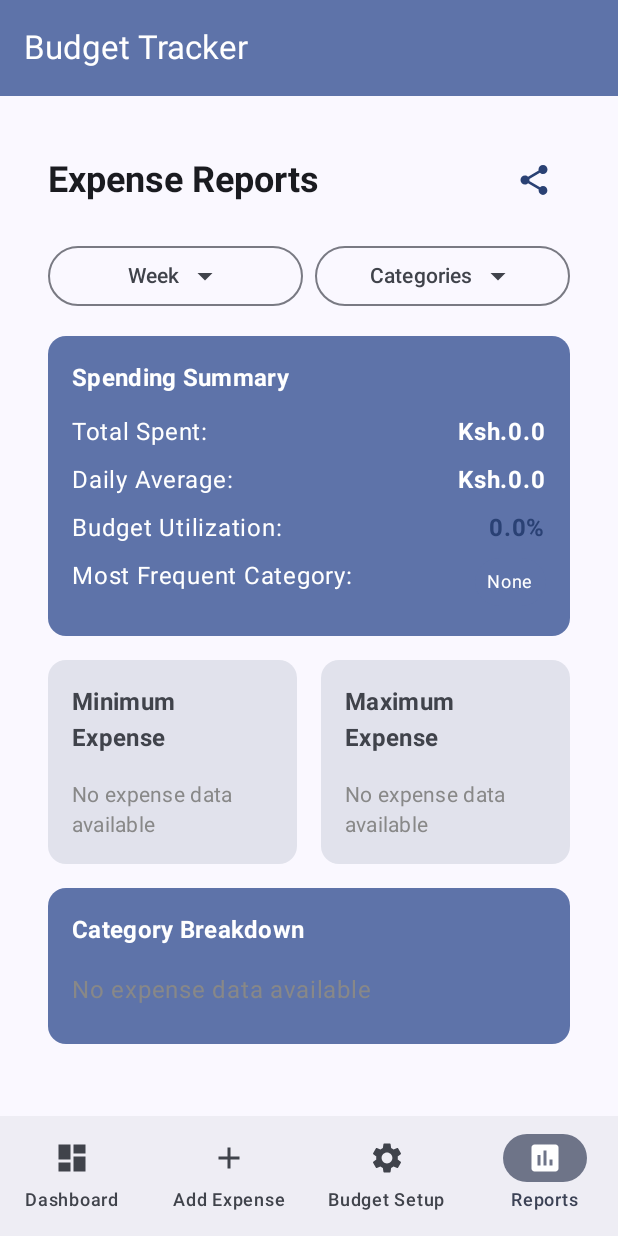
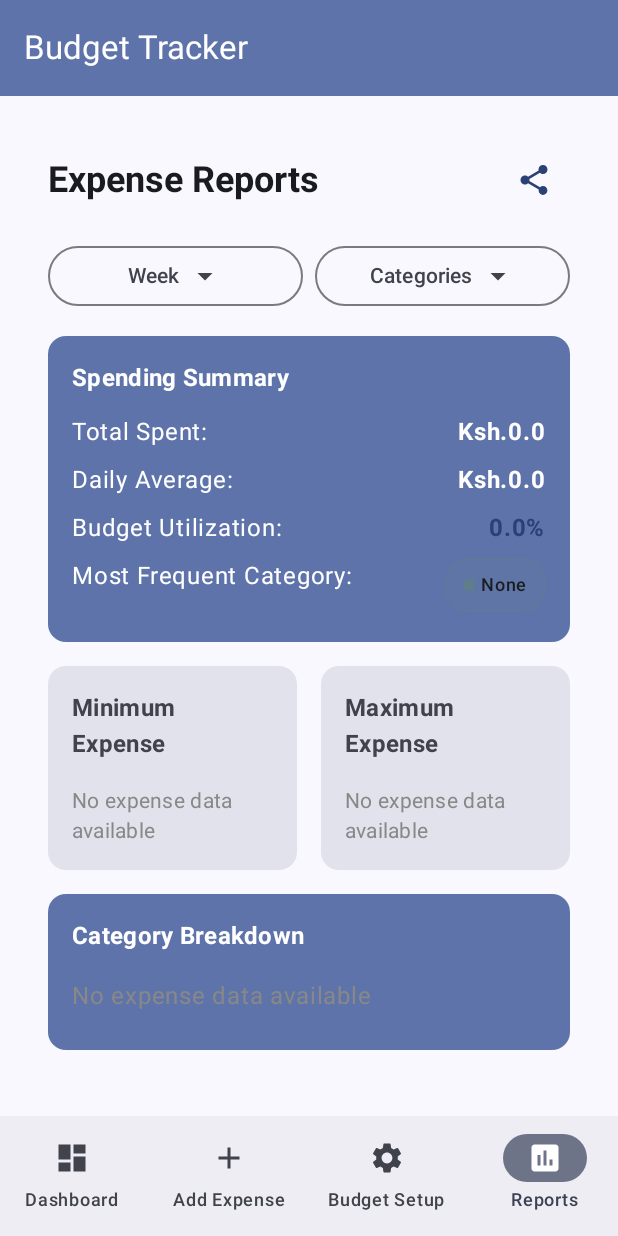
Before and after one commit to mausieliud/Budget_App, an Android app built with Jetpack Compose: the screen it shows after launch (MainActivity), item 4 of the bottom bar chosen, on a phone screen of 412 x 824 dp. Run offline under Robolectric (Android 15) with nearby library versions, the phone set to English and light mode, and no system bars.

Commit message:
Added DonutChart,for category and improved category Parsing logic

```diff
--- a/app/src/main/java/com/example/logic3/Interface/ExpenseandCategory.kt
+++ b/app/src/main/java/com/example/logic3/Interface/ExpenseandCategory.kt
@@ -1,6 +1,7 @@
 package com.example.logic3.Interface
 
 import androidx.compose.foundation.background
+import androidx.compose.foundation.border
 import androidx.compose.foundation.clickable
 import androidx.compose.foundation.layout.Arrangement
 import androidx.compose.foundation.layout.Box
@@ -11,7 +12,9 @@ import androidx.compose.foundation.layout.fillMaxSize
 import androidx.compose.foundation.layout.fillMaxWidth
 import androidx.compose.foundation.layout.height
 import androidx.compose.foundation.layout.padding
+import androidx.compose.foundation.layout.size
 import androidx.compose.foundation.layout.width
+import androidx.compose.foundation.shape.CircleShape
 import androidx.compose.foundation.shape.RoundedCornerShape
 import androidx.compose.foundation.text.KeyboardOptions
 import androidx.compose.material.icons.Icons
@@ -93,18 +96,46 @@ fun ExpenseItem(expense: Expense) {
 }
 //Category chip is place holder for image, icon or conditional colors...Each category with it's own colored icon.
 @Composable
-fun CategoryChip(category: String) {
+fun CategoryChip(
+    category: String,
+    modifier: Modifier = Modifier
+) {
+    val categoryColor = getCategoryColor(category)
+    val backgroundColor = categoryColor.copy(alpha = 0.15f)
+    val borderColor = categoryColor.copy(alpha = 0.3f)
+
     Box(
-        modifier = Modifier
+        modifier = modifier
             .clip(RoundedCornerShape(16.dp))
-            .background(MaterialTheme.colorScheme.primaryContainer)
-            .padding(horizontal = 8.dp, vertical = 4.dp)
+            .background(backgroundColor)
+            .border(
+                width = 1.dp,
+                color = borderColor,
+                shape = RoundedCornerShape(16.dp)
+            )
+            .padding(horizontal = 12.dp, vertical = 6.dp),
+        contentAlignment = Alignment.Center
     ) {
-        Text(
-            text = category,
-            fontSize = 12.sp,
-            color = MaterialTheme.colorScheme.onSecondaryContainer
-        )
+        Row(
+            verticalAlignment = Alignment.CenterVertically,
+            horizontalArrangement = Arrangement.spacedBy(4.dp)
+        ) {
+            // Color indicator dot
+            Box(
+                modifier = Modifier
+                    .size(8.dp)
+                    .clip(CircleShape)
+                    .background(categoryColor)
+            )
+
+            // Category text
+            Text(
+                text = category,
+                fontSize = 12.sp,
+                fontWeight = FontWeight.Medium,
+                color = MaterialTheme.colorScheme.onSurface
+            )
+        }
     }
 }
 
```
Also changed, not shown: app/src/main/java/com/example/logic3/Interface/ReportScreen.kt (+40 -4 lines), app/src/main/java/com/example/logic3/Interface/chart/CategoryDonutChart.kt (added, +77 -0 lines), app/src/main/java/com/example/logic3/Interface/chart/CategoryLegend.kt (added, +74 -0 lines), app/src/main/java/com/example/logic3/logic/BudgetTrackerApp.kt (+26 -5 lines).
